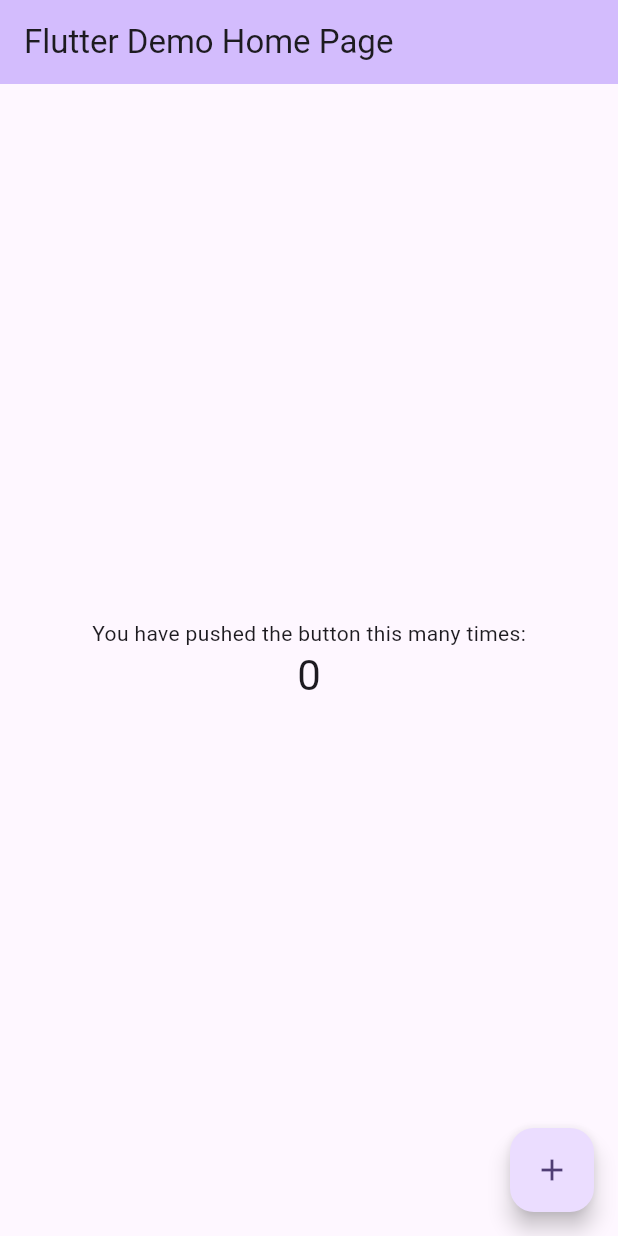
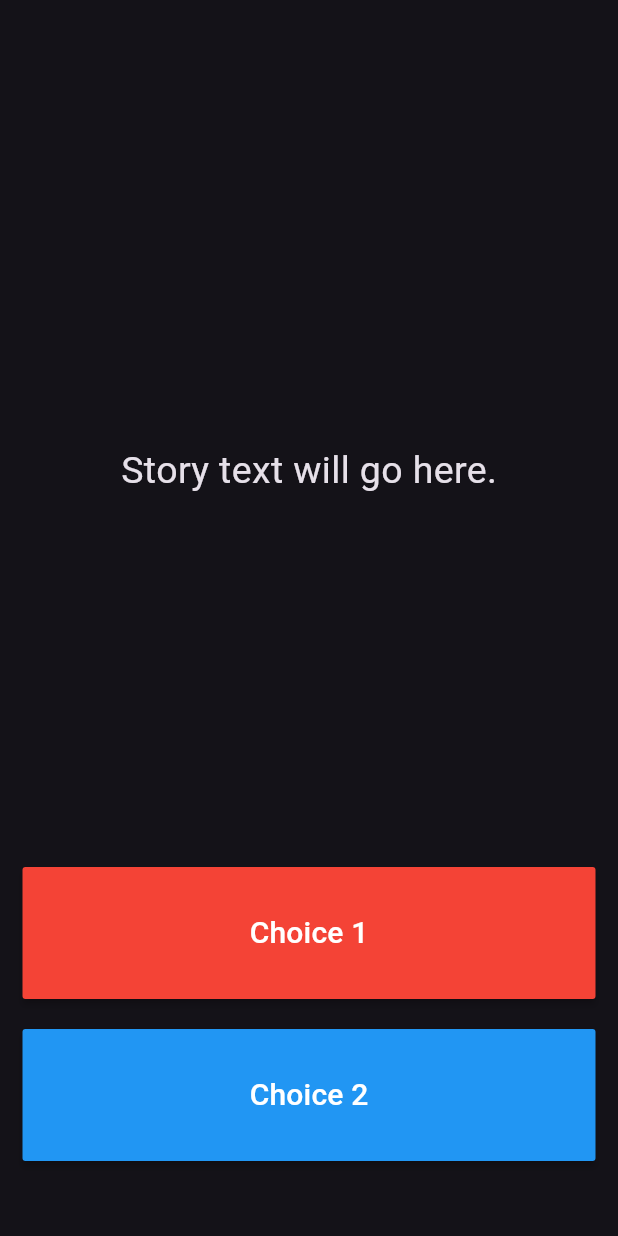
Before and after one commit to tandev151/destini-flutter, a Flutter app: the screen it shows after launch, on a phone screen of 412 x 824 dp. Run offline on Flutter 3.47's test engine with Material 3 defaults, Android fonts, the phone set to English and light mode, and no system bars.

Commit message:
add guideline

```diff
--- a/lib/main.dart
+++ b/lib/main.dart
@@ -1,125 +1,95 @@
 import 'package:flutter/material.dart';
 
-void main() {
-  runApp(const MyApp());
-}
+//TODO: Step 15 - Run the app and see if you can see the screen update with the first story. Delete this TODO if it looks as you expected.
 
-class MyApp extends StatelessWidget {
-  const MyApp({super.key});
+void main() => runApp(Destini());
 
-  // This widget is the root of your application.
-  @override
+class Destini extends StatelessWidget {
   Widget build(BuildContext context) {
     return MaterialApp(
-      title: 'Flutter Demo',
-      theme: ThemeData(
-        // This is the theme of your application.
-        //
-        // TRY THIS: Try running your application with "flutter run". You'll see
-        // the application has a purple toolbar. Then, without quitting the app,
-        // try changing the seedColor in the colorScheme below to Colors.green
-        // and then invoke "hot reload" (save your changes or press the "hot
-        // reload" button in a Flutter-supported IDE, or press "r" if you used
-        // the command line to start the app).
-        //
-        // Notice that the counter didn't reset back to zero; the application
-        // state is not lost during the reload. To reset the state, use hot
-        // restart instead.
-        //
-        // This works for code too, not just values: Most code changes can be
-        // tested with just a hot reload.
-        colorScheme: ColorScheme.fromSeed(seedColor: Colors.deepPurple),
-        useMaterial3: true,
-      ),
-      home: const MyHomePage(title: 'Flutter Demo Home Page'),
+      theme: ThemeData.dark(),
+      home: StoryPage(),
     );
   }
 }
 
-class MyHomePage extends StatefulWidget {
-  const MyHomePage({super.key, required this.title});
+//TODO: Step 9 - Create a new storyBrain object from the StoryBrain class.
 
-  // This widget is the home page of your application. It is stateful, meaning
-  // that it has a State object (defined below) that contains fields that affect
-  // how it looks.
-
-  // This class is the configuration for the state. It holds the values (in this
-  // case the title) provided by the parent (in this case the App widget) and
-  // used by the build method of the State. Fields in a Widget subclass are
-  // always marked "final".
-
-  final String title;
-
-  @override
-  State<MyHomePage> createState() => _MyHomePageState();
+class StoryPage extends StatefulWidget {
+  _StoryPageState createState() => _StoryPageState();
 }
 
-class _MyHomePageState extends State<MyHomePage> {
-  int _counter = 0;
-
-  void _incrementCounter() {
-    setState(() {
-      // This call to setState tells the Flutter framework that something has
-      // changed in this State, which causes it to rerun the build method below
-      // so that the display can reflect the updated values. If we changed
-      // _counter without calling setState(), then the build method would not be
-      // called again, and so nothing would appear to happen.
-      _counter++;
-    });
-  }
-
+class _StoryPageState extends State<StoryPage> {
   @override
   Widget build(BuildContext context) {
-    // This method is rerun every time setState is called, for instance as done
-    // by the _incrementCounter method above.
-    //
-    // The Flutter framework has been optimized to make rerunning build methods
-    // fast, so that you can just rebuild anything that needs updating rather
-    // than having to individually change instances of widgets.
     return Scaffold(
-      appBar: AppBar(
-        // TRY THIS: Try changing the color here to a specific color (to
-        // Colors.amber, perhaps?) and trigger a hot reload to see the AppBar
-        // change color while the other colors stay the same.
-        backgroundColor: Theme.of(context).colorScheme.inversePrimary,
-        // Here we take the value from the MyHomePage object that was created by
-        // the App.build method, and use it to set our appbar title.
-        title: Text(widget.title),
-      ),
-      body: Center(
-        // Center is a layout widget. It takes a single child and positions it
-        // in the middle of the parent.
-        child: Column(
-          // Column is also a layout widget. It takes a list of children and
-          // arranges them vertically. By default, it sizes itself to fit its
-          // children horizontally, and tries to be as tall as its parent.
-          //
-          // Column has various properties to control how it sizes itself and
-          // how it positions its children. Here we use mainAxisAlignment to
-          // center the children vertically; the main axis here is the vertical
-          // axis because Columns are vertical (the cross axis would be
-          // horizontal).
-          //
-          // TRY THIS: Invoke "debug painting" (choose the "Toggle Debug Paint"
-          // action in the IDE, or press "p" in the console), to see the
-          // wireframe for each widget.
-          mainAxisAlignment: MainAxisAlignment.center,
-          children: <Widget>[
-            const Text(
-              'You have pushed the button this many times:',
-            ),
-            Text(
-              '$_counter',
-              style: Theme.of(context).textTheme.headlineMedium,
-            ),
-          ],
+      body: Container(
+        //TODO: Step 1 - Add background.png to this Container as a background image.
+        padding: EdgeInsets.symmetric(vertical: 50.0, horizontal: 15.0),
+        constraints: BoxConstraints.expand(),
+        child: SafeArea(
+          child: Column(
+            crossAxisAlignment: CrossAxisAlignment.stretch,
+            children: <Widget>[
+              Expanded(
+                flex: 12,
+                child: Center(
+                  child: Text(
+                    //TODO: Step 10 - use the storyBrain to get the first story title and display it in this Text Widget.
+                    'Story text will go here.',
+                    style: TextStyle(
+                      fontSize: 25.0,
+                    ),
+                  ),
+                ),
+              ),
+              Expanded(
+                flex: 2,
+                child: MaterialButton(
+                  onPressed: () {
+                    //Choice 1 made by user.
+                    //TODO: Step 18 - Call the nextStory() method from storyBrain and pass the number 1 as the choice made by the user.
+                  },
+                  color: Colors.red,
+                  child: Text(
+                    //TODO: Step 13 - Use the storyBrain to get the text for choice 1.
+                    'Choice 1',
+                    style: TextStyle(
+                      fontSize: 20.0,
+                    ),
+                  ),
+                ),
+              ),
+              SizedBox(
+                height: 20.0,
+              ),
+              Expanded(
+                flex: 2,
+                //TODO: Step 26 - Use a Flutter Visibility Widget to wrap this FlatButton.
+                //TODO: Step 28 - Set the "visible" property of the Visibility Widget to equal the output from the buttonShouldBeVisible() method in the storyBrain.
+                child: MaterialButton(
+                  onPressed: () {
+                    //Choice 2 made by user.
+                    //TODO: Step 19 - Call the nextStory() method from storyBrain and pass the number 2 as the choice made by the user.
+                  },
+                  color: Colors.blue,
+                  child: Text(
+                    //TODO: Step 14 - Use the storyBrain to get the text for choice 2.
+                    'Choice 2',
+                    style: TextStyle(
+                      fontSize: 20.0,
+                    ),
+                  ),
+                ),
+              ),
+            ],
+          ),
         ),
       ),
-      floatingActionButton: FloatingActionButton(
-        onPressed: _incrementCounter,
-        tooltip: 'Increment',
-        child: const Icon(Icons.add),
-      ), // This trailing comma makes auto-formatting nicer for build methods.
     );
   }
 }
+
+//TODO: Step 24 - Run the app and try to figure out what code you need to add to this file to make the story change when you press on the choice buttons.
+
+//TODO: Step 29 - Run the app and test it against the Story Outline to make sure you've completed all the steps. The code for the completed app can be found here: https://github.com/londonappbrewery/destini-challenge-completed/
--- /dev/null
+++ b/lib/story.dart
@@ -0,0 +1,5 @@
+//TODO: Step 2 - Create a new class called Story.
+
+//TODO: Step 3 - Create 3 properties for this class, A. storyTitle to store the story text. B. choice1 to store the text for choice 1, C. choice2 to store the text for choice 2.
+
+// TODO: Step 4 - Create a Constructor for this class to be able to initialise the properties created in step 3.
```
Also changed, not shown: lib/story_brain.dart (added, +59 -0 lines), images/background.png (added), 1 other file.
